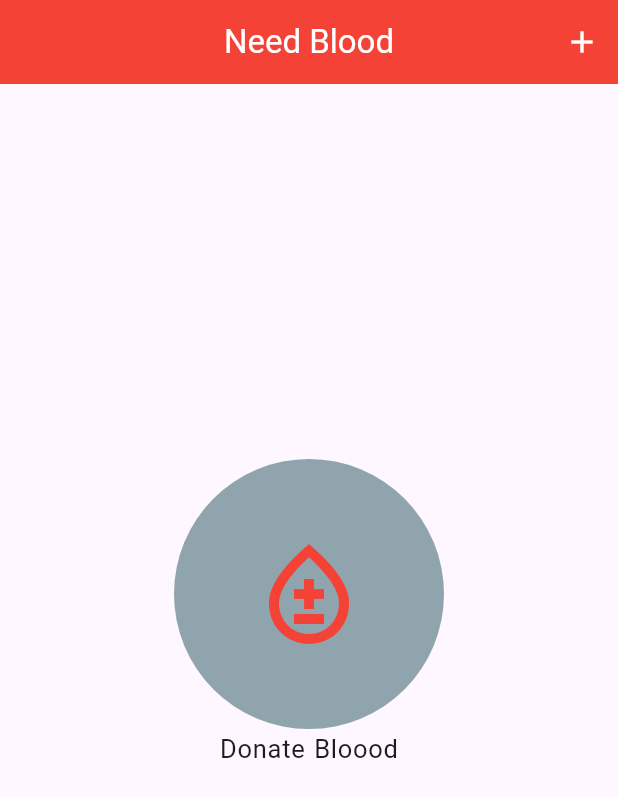
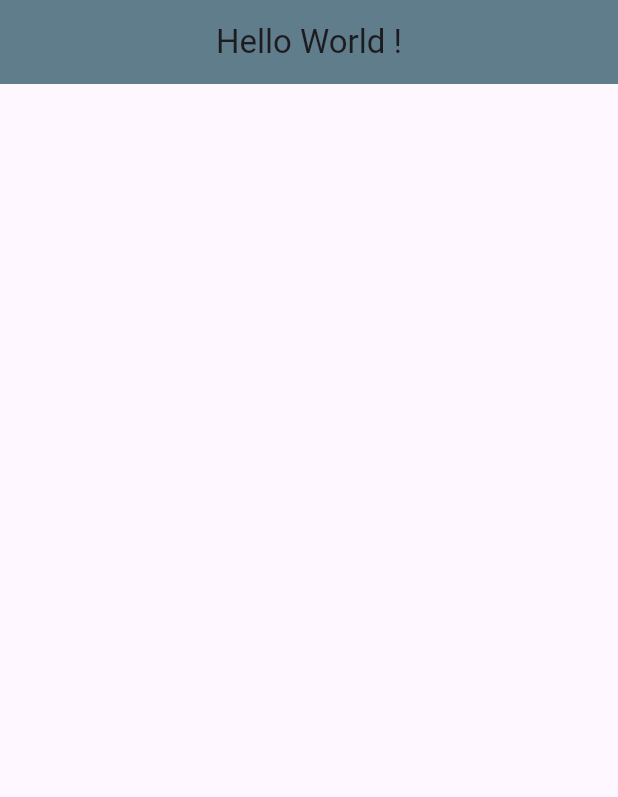
Before and after one commit to Shishirdas321/livetest2, a Flutter app: the screen it shows after launch, on a phone screen of 412 x 824 dp. Shown: the top 797 px of the screen. Run offline on Flutter 3.47's test engine with Material 3 defaults, Android fonts, the phone set to English and light mode, and no system bars.

Commit message:
run hello world

```diff
--- a/lib/main.dart
+++ b/lib/main.dart
@@ -1,4 +1,5 @@
 import 'package:flutter/material.dart';
+
 void main(){
   runApp(MyApp());
 }
@@ -9,10 +10,10 @@ class MyApp extends StatelessWidget{
   Widget build(BuildContext context) {
     return MaterialApp(
       debugShowCheckedModeBanner: false,
+      title: 'Shishir Das',
       home: Home(),
     );
   }
-
 }
 class Home extends StatelessWidget{
   const Home({super.key});
@@ -21,38 +22,10 @@ class Home extends StatelessWidget{
   Widget build(BuildContext context) {
    return Scaffold(
      appBar: AppBar(
-        title: Text('Need Blood'),
+       title: Text('Hello World !'),
+       backgroundColor: Colors.blueGrey,
        centerTitle: true,
-        backgroundColor: Colors.red,
-        foregroundColor: Colors.white,
-        actions: [
-          IconButton(onPressed: (){}, icon: Icon(Icons.add),),
-        ],
      ),
-      body: Center(
-        child: Column(
-          children:[
-            SizedBox(
-              height: 250,
-            ),
-            CircleAvatar(
-              foregroundColor: Colors.red,
-            backgroundColor: Colors.blueGrey.shade300,
-            radius: 90,
-            child: Icon(Icons.bloodtype_outlined,size: 80,),
-          ),
-            Text('Donate Bloood',
-              style: TextStyle(
-                fontSize: 17,
-                fontWeight: FontWeight.w400,
-                letterSpacing: 0.5,
-                height: 1.5,
-                wordSpacing: 1,
-              ),),
-          ],
-        ),
-      ),
-
    );
   }
 
```
Lines whose indentation alone changed are shown as unchanged.
